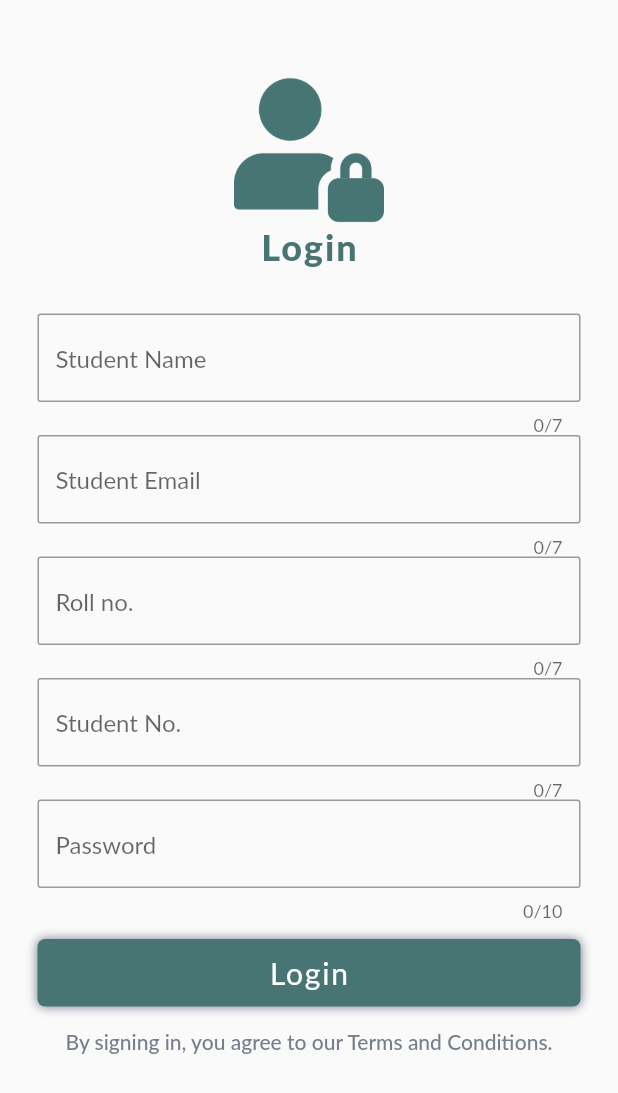
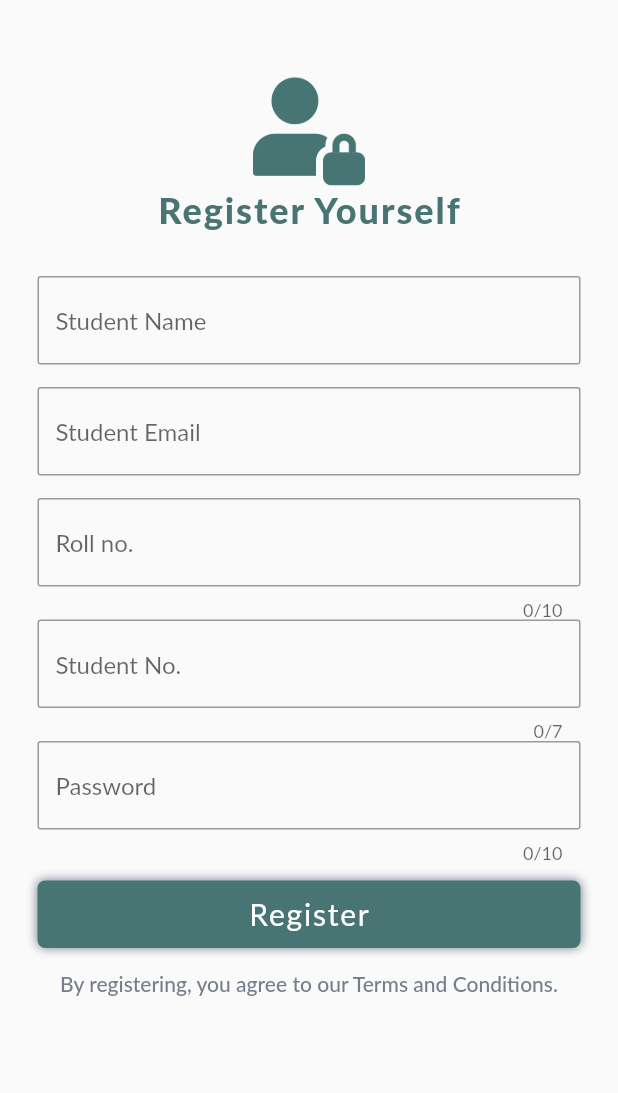
Before and after one commit to NaimishVerma17/spfp, a Flutter app: the SignupPage screen opened directly, on a phone screen of 412 x 824 dp. Shown: the top 1093 px of the screen. Run offline on Flutter 3.47's test engine with Material 2 defaults, Android fonts, the phone set to English and light mode, and no system bars; our stand-ins replace fluttertoast; Roboto replaces fonts that are missing (Lato).

Commit message:
signup screen changes

```diff
--- a/lib/main.dart
+++ b/lib/main.dart
@@ -16,7 +16,7 @@ class MyApp extends StatelessWidget {
           primaryColor: Styles.primaryColor,
           accentColor: Styles.subHeadingColor,
           fontFamily: 'Lato'),
-      routes: {'/': (context) => LoginPage()},
+      routes: {'/': (context) => SignupPage()},
     );
   }
 }
--- a/lib/pages/signup.dart
+++ b/lib/pages/signup.dart
@@ -36,11 +36,11 @@ class _SignupPage extends State<SignupPage> {
               children: <Widget>[
                 Image(
                   image: AssetImage('assets/images/user.png'),
-                  height: 100.0,
-                  width: 100.0,
+                  height: 75.0,
+                  width: 75.0,
                 ),
                 Text(
-                  'Login',
+                  'Register Yourself',
                   style: Styles.headingText(),
                 ),
                 SizedBox(
@@ -51,23 +51,27 @@ class _SignupPage extends State<SignupPage> {
                   child: Column(
                     children: <Widget>[
                       TextFormField(
-                        maxLength: 7,
-                        keyboardType: TextInputType.number,
+                        keyboardType: TextInputType.text,
                         decoration: Styles.getInputDecoration('Student Name'),
                         onSaved: (value) {
                           this._studentName = value;
                         },
                       ),
+                      SizedBox(
+                        height: 15.0,
+                      ),
                       TextFormField(
-                        maxLength: 7,
-                        keyboardType: TextInputType.number,
+                        keyboardType: TextInputType.emailAddress,
                         decoration: Styles.getInputDecoration('Student Email'),
                         onSaved: (value) {
                           this._studentEmail = value;
                         },
                       ),
+                      SizedBox(
+                        height: 15.0,
+                      ),
                       TextFormField(
-                        maxLength: 7,
+                        maxLength: 10,
                         keyboardType: TextInputType.number,
                         decoration: Styles.getInputDecoration('Roll no.'),
                         onSaved: (value) {
@@ -99,14 +103,14 @@ class _SignupPage extends State<SignupPage> {
                   height: 12.0,
                 ),
                 CustomButton(
-                  text: 'Login',
-                  onClick: _isLoading ? null : _login,
+                  text: 'Register',
+                  onClick: _isLoading ? null : _register,
                 ),
                 SizedBox(
                   height: 15.0,
                 ),
                 Text(
-                  'By signing in, you agree to our Terms and Conditions.',
+                  'By registering, you agree to our Terms and Conditions.',
                   textAlign: TextAlign.center,
                   style: TextStyle(
                       fontSize: 14.0,
@@ -121,7 +125,7 @@ class _SignupPage extends State<SignupPage> {
     );
   }
 
-  _login() {
+  _register() {
     _globalKey.currentState.save();
     print('Student name: ' + this._studentName.toString());
     print('Student email: ' + this._studentEmail.toString());
--- a/lib/pages_export.dart
+++ b/lib/pages_export.dart
@@ -1,2 +1,3 @@
 export './pages/splash.dart';
 export './pages/login.dart';
+export './pages/signup.dart';
```
